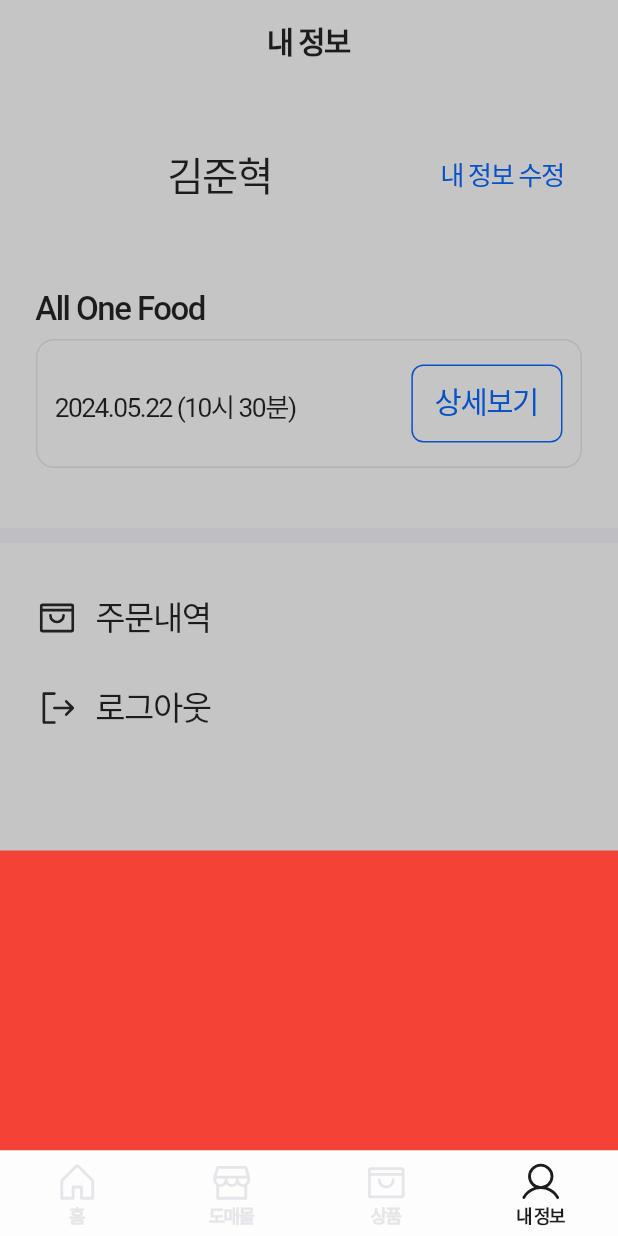
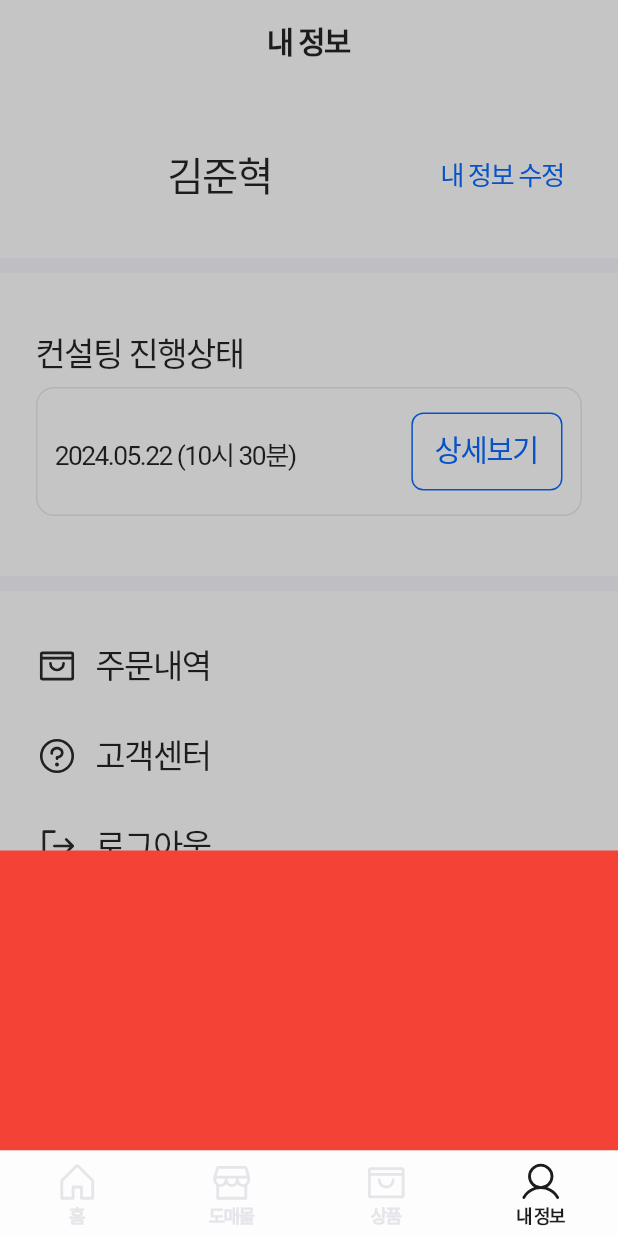
Before and after one commit to yeongwooCho/tower_meal, a Flutter app: the ProfileScreen screen opened by its route, after a tap on "상세보기", on a phone screen of 412 x 824 dp. Run offline on Flutter 3.47's test engine with Material 3 defaults, Android fonts, the phone set to English and light mode, and no system bars; our stand-ins replace flutter_riverpod, fluttertoast, go_router, loading_animation_widget, multi_dropdown, phosphor_flutter; missing offline and left inert: hidable; Roboto replaces fonts that are missing (Pretendard).

Commit message:
[feat] 컨설팅 진행 상태 수정: DividerContainer 수정

```diff
--- a/lib/common/component/divider_container.dart
+++ b/lib/common/component/divider_container.dart
@@ -3,13 +3,26 @@ import 'package:flutter/material.dart';
 import '../const/colors.dart';
 
 class DividerContainer extends StatelessWidget {
-  const DividerContainer({super.key});
+  final double topHeight;
+  final double bottomHeight;
+
+  const DividerContainer({
+    super.key,
+    this.topHeight = 0.0,
+    this.bottomHeight = 0.0,
+  });
 
   @override
   Widget build(BuildContext context) {
-    return Container(
-      height: 10.0,
-      color: MyColor.lightGrey,
+    return Padding(
+      padding: EdgeInsets.only(
+        top: topHeight,
+        bottom: bottomHeight,
+      ),
+      child: Container(
+        height: 10.0,
+        color: MyColor.lightGrey,
+      ),
     );
   }
 }
--- a/lib/user/view/profile_screen.dart
+++ b/lib/user/view/profile_screen.dart
@@ -2,6 +2,7 @@ import 'package:flutter/material.dart';
 import 'package:flutter_riverpod/flutter_riverpod.dart';
 import 'package:go_router/go_router.dart';
 import 'package:phosphor_flutter/phosphor_flutter.dart';
+import 'package:tower_meal/common/component/divider_container.dart';
 
 import '../../common/component/default_button.dart';
 import '../../common/component/show/show_component_modal_bottom_sheet.dart';
@@ -38,6 +39,7 @@ class ProfileScreen extends ConsumerWidget {
                 context: context,
                 user: user,
               ),
+            DividerContainer(topHeight: 20.0),
             Padding(
               padding:
                   const EdgeInsets.symmetric(horizontal: 24.0, vertical: 40.0),
@@ -45,7 +47,7 @@ class ProfileScreen extends ConsumerWidget {
                 crossAxisAlignment: CrossAxisAlignment.stretch,
                 children: [
                   const Text(
-                    'All One Food',
+                    '컨설팅 진행상태',
                     style: MyTextStyle.bodyTitleMedium,
                   ),
                   const SizedBox(height: 8.0),
@@ -97,13 +99,7 @@ class ProfileScreen extends ConsumerWidget {
                 ],
               ),
             ),
-            Padding(
-              padding: const EdgeInsets.only(bottom: 20.0),
-              child: Container(
-                height: 10.0,
-                color: MyColor.lightGrey,
-              ),
-            ),
+            DividerContainer(bottomHeight: 20.0),
             renderIconAndTextButton(
               icon: PhosphorIcon(
                 PhosphorIcons.shoppingBagOpen(),
@@ -113,6 +109,14 @@ class ProfileScreen extends ConsumerWidget {
               onTap: () {
                 // context.pushNamed(OrderListScreen.routeName);
               },
+            ),
+            renderIconAndTextButton(
+              icon: PhosphorIcon(
+                PhosphorIcons.question(),
+                size: 28.0,
+              ),
+              title: '고객센터',
+              onTap: () {},
             ),
             renderIconAndTextButton(
               icon: PhosphorIcon(
```
